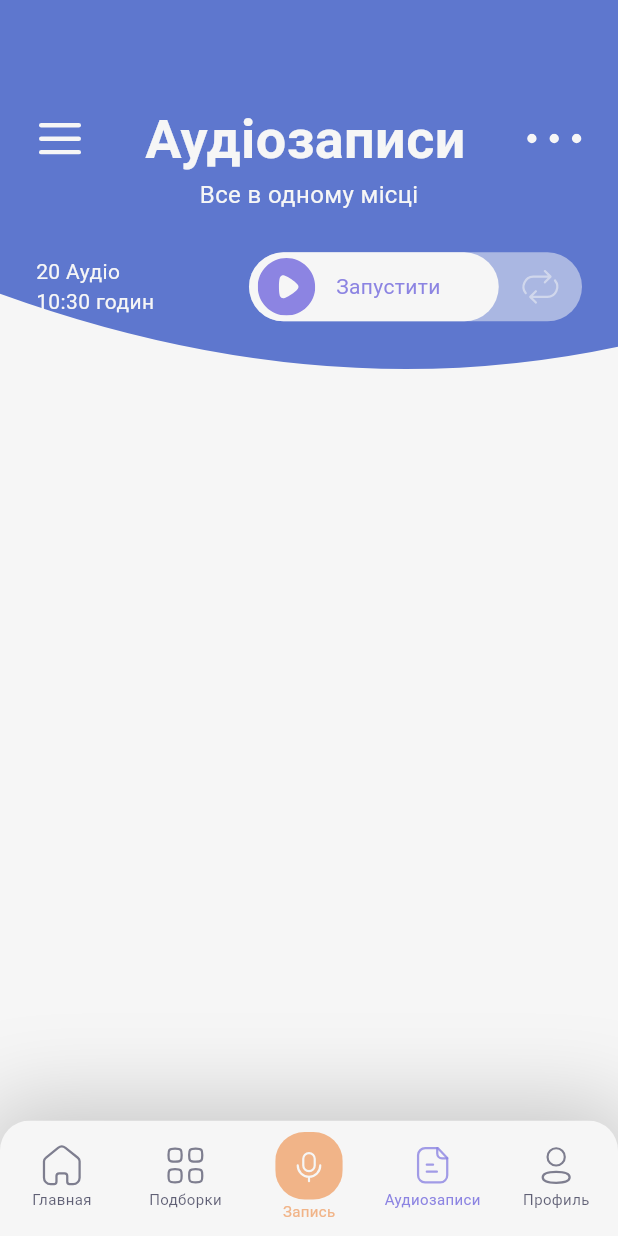
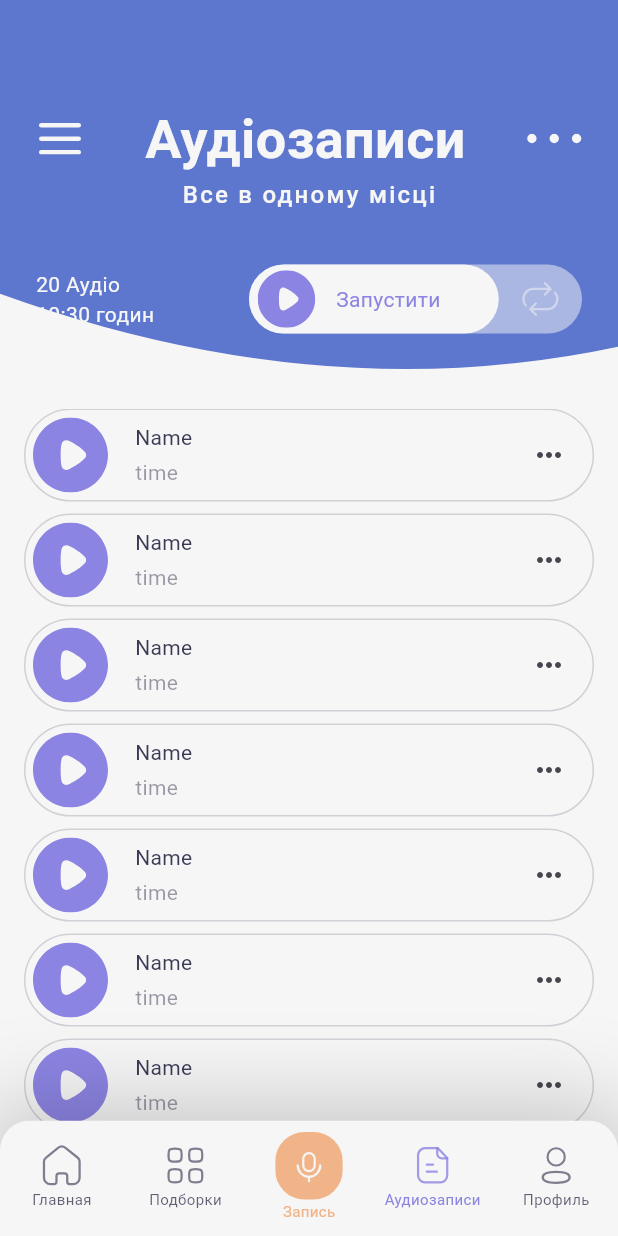
Before and after one commit to MaximDmytruk/Memory-Box, a Flutter app: the HomeScreen screen opened by its route, item 4 of the bottom bar chosen, on a phone screen of 412 x 824 dp. Run offline on Flutter 3.47's test engine with Material 3 defaults, Android fonts, the phone set to English and light mode, and no system bars; our stand-ins replace bloc, flutter_bloc, flutter_svg, freezed_annotation, gap, google_fonts and 1 more; missing offline and left inert: flutter_sound.

Commit message:
Add ListView in AudiRecordingsScreen

```diff
--- a/lib/screens/audio_recordings_screen/audio_recordings_screen.dart
+++ b/lib/screens/audio_recordings_screen/audio_recordings_screen.dart
@@ -4,6 +4,7 @@ import 'package:memory_box/constants/colors_app/colors_app.dart';
 import 'package:memory_box/constants/fonts/inter_font.dart';
 import 'package:memory_box/constants/icons_app/icons_app.dart';
 import 'package:memory_box/screens/audio_recordings_screen/widgets/play_all_repeat_button.dart';
+import 'package:memory_box/screens/main_screen/widgets/audio_item.dart';
 import 'package:memory_box/widgets/app_bars/custom_app_bar.dart';
 import 'package:memory_box/widgets/backgrounds/custom_background/custom_background.dart';
 
@@ -31,7 +32,7 @@ class _AudioRecordingsScreenState extends State<AudioRecordingsScreen> {
       child: Padding(
         padding: const EdgeInsets.only(
           top: 67.0,
-          bottom: 47.0,
+
           left: 16.0,
           right: 16.0,
         ),
@@ -51,14 +52,14 @@ class _AudioRecordingsScreenState extends State<AudioRecordingsScreen> {
             Text(
               'Все в одному місці',
               style: customTextStyle(
-                fontSize: 16.0,
-                fontWeight: FontWeight.w400,
-                color: ColorsApp.white246,
-              ),
+                  fontSize: 16.0,
+                  fontWeight: FontWeight.w500,
+                  color: ColorsApp.white246,
+                  letterSpacing: 1.5),
             ),
             // SizedBox(height: 30,),
             SizedBox(
-              height: size.height * heightPaint * 0.1,
+              height: size.height * heightPaint * 0.13,
             ),
             Padding(
               padding: const EdgeInsets.symmetric(
@@ -87,6 +88,25 @@ class _AudioRecordingsScreenState extends State<AudioRecordingsScreen> {
                   PlayAllRepeatButton(),
                 ],
               ),
+            ),
+            SizedBox(
+              height: 50,
+            ),
+            Expanded(
+              child: ListView.separated(
+                itemBuilder: (BuildContext context, index) {
+                  return AudioItem(
+                    name: 'Name',
+                    time: 'time',
+                  );
+                },
+                separatorBuilder: (BuildContext context, index) {
+                  return SizedBox(
+                    height: 8,
+                  );
+                },
+                itemCount: 50,
+              ),
             )
           ],
         ),
--- a/lib/screens/profile_screen/profile_screen.dart
+++ b/lib/screens/profile_screen/profile_screen.dart
@@ -52,8 +52,9 @@ class _ProfileScreenState extends State<ProfileScreen> {
                   'Твоя частинка',
                   style: customTextStyle(
                     fontSize: 16.0,
-                    fontWeight: FontWeight.w400,
+                    fontWeight: FontWeight.w500,
                     color: ColorsApp.white246,
+                    letterSpacing: 1.5
                   ),
                 ),
                 SizedBox(
```
Also changed, not shown: 4 other files.
